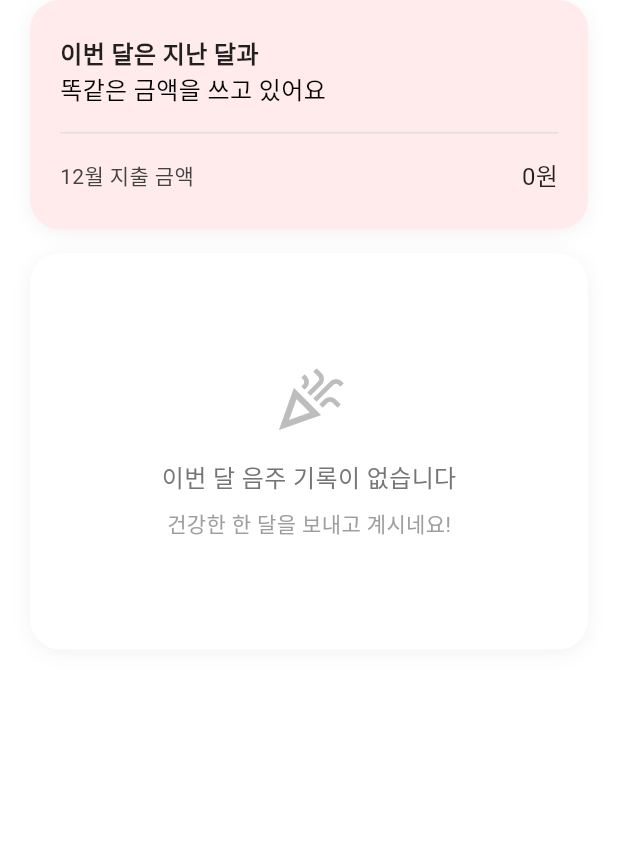
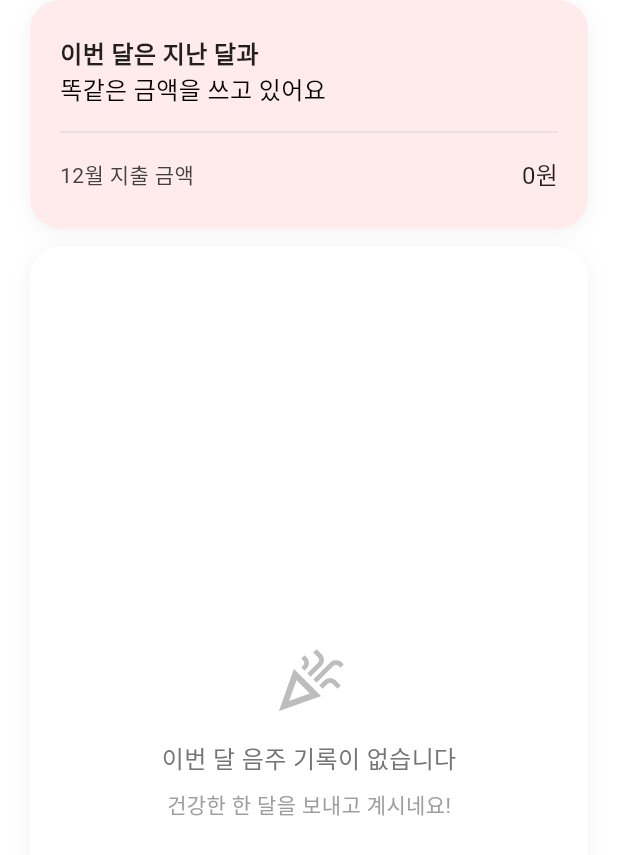
Before and after one commit to a-idiots/ddalgguk, a Flutter app: the SpendingTab widget shown alone on an empty page, opened directly, on a phone screen of 412 x 824 dp. Shown: the top 855 px of the screen. Run offline on Flutter 3.47's test engine with Material 3 defaults, Android fonts, the phone set to English and light mode, and no system bars; our stand-ins replace cloud_firestore, equatable, firebase_analytics, firebase_auth, firebase_core, fl_chart and 14 more; missing offline and left inert: appinio_social_share, gal, kakao_flutter_sdk_user; accounts and stored records are empty; Roboto replaces fonts that are missing (GmarketSans).

Commit message:
fix: Refine report spending tab

```diff
--- a/lib/features/report/widgets/tabs/spending_tab.dart
+++ b/lib/features/report/widgets/tabs/spending_tab.dart
@@ -26,8 +26,8 @@ class SpendingTab extends ConsumerWidget {
       monthlySpendingComparisonProvider(normalizedDate),
     );
 
-    return SingleChildScrollView(
-      padding: const EdgeInsets.fromLTRB(20, 0, 20, 20),
+    return Padding(
+      padding: const EdgeInsets.symmetric(horizontal: 20),
       child: Column(
         crossAxisAlignment: CrossAxisAlignment.start,
         children: [
@@ -37,14 +37,12 @@ class SpendingTab extends ConsumerWidget {
             spendingAsync: monthlySpendingAsync,
             comparisonAsync: comparisonAsync,
           ),
-          const SizedBox(height: 16),
+          const SizedBox(height: 12),
 
           // 2. Record List Section
-          _DrinkingRecordList(recordsAsync: monthRecordsAsync),
-          const SizedBox(height: 24),
+          Expanded(child: _DrinkingRecordList(recordsAsync: monthRecordsAsync)),
 
-          // 3. Max Spending Section
-          _MaxSpendingCard(recordsAsync: monthRecordsAsync),
+          const SizedBox(height: 12),
         ],
       ),
     );
@@ -144,7 +142,7 @@ class _SpendingSummaryCard extends StatelessWidget {
             ),
           ),
           const SizedBox(height: 16),
-          const Divider(height: 1, color: Color(0xFFE0E0E0)),
+          const Divider(height: 0.4, color: Color(0xFFE0E0E0)),
           const SizedBox(height: 16),
           // Monthly Total
           Row(
@@ -236,17 +234,13 @@ class _DrinkingRecordList extends StatelessWidget {
               return b.date.compareTo(a.date);
             });
 
-          return SizedBox(
-            height: 250, // Approx height for 3 items
-            child: ListView.separated(
-              shrinkWrap: true,
+          return ListView.separated(
             padding: const EdgeInsets.all(24),
             itemCount: sortedRecords.length,
             separatorBuilder: (context, index) => const SizedBox(height: 24),
             itemBuilder: (context, index) {
               return _DrinkingRecordItem(record: sortedRecords[index]);
             },
-            ),
           );
         },
         loading: () => const Padding(
@@ -301,8 +295,8 @@ class _DrinkingRecordItem extends StatelessWidget {
         ),
         const SizedBox(width: 12),
         // Character
-        SakuCharacter(size: 48, drunkLevel: (record.drunkLevel * 10).toInt()),
-        const SizedBox(width: 16),
+        SakuCharacter(size: 42, drunkLevel: (record.drunkLevel * 10).toInt()),
+        const SizedBox(width: 12),
         // Details
         Expanded(
           child: Column(
@@ -310,24 +304,24 @@ class _DrinkingRecordItem extends StatelessWidget {
             children: [
               Text(
                 record.meetingName,
-                style: const TextStyle(fontSize: 16),
+                style: const TextStyle(fontSize: 14),
                 overflow: TextOverflow.ellipsis,
                 maxLines: 1,
               ),
-              const SizedBox(height: 4),
+              const SizedBox(height: 2),
               Text(
-                '혈중알콜농도 ${record.drunkLevel * 10}%',
+                '알딸딸지수 ${record.drunkLevel * 10}%',
                 style: const TextStyle(
-                  fontSize: 12,
+                  fontSize: 10,
                   color: Color(0xFFF27B7B),
                   fontWeight: FontWeight.w500,
                 ),
                 overflow: TextOverflow.ellipsis,
               ),
-              const SizedBox(height: 4),
+              const SizedBox(height: 2),
               Text(
                 _formatDrinkAmounts(record.drinkAmount),
-                style: const TextStyle(fontSize: 12, color: Colors.black87),
+                style: const TextStyle(fontSize: 10, color: Colors.black87),
                 overflow: TextOverflow.ellipsis,
                 maxLines: 1,
               ),
@@ -338,7 +332,7 @@ class _DrinkingRecordItem extends StatelessWidget {
         // Cost
         Text(
           '${NumberFormat('#,###').format(record.cost)}원',
-          style: const TextStyle(fontSize: 16, fontWeight: FontWeight.w500),
+          style: const TextStyle(fontSize: 14, fontWeight: FontWeight.w500),
         ),
       ],
     );
@@ -368,154 +362,3 @@ class _DrinkingRecordItem extends StatelessWidget {
     return '${amount.toInt()}ml';
   }
 }
-
-class _MaxSpendingCard extends StatelessWidget {
-  const _MaxSpendingCard({required this.recordsAsync});
-
-  final AsyncValue<List<DrinkingRecord>> recordsAsync;
-
-  @override
-  Widget build(BuildContext context) {
-    return recordsAsync.when(
-      data: (records) {
-        if (records.isEmpty) {
-          return const SizedBox.shrink();
-        }
-
-        // Find the max spending record
-        final maxRecord = records.reduce(
-          (curr, next) => curr.cost > next.cost ? curr : next,
-        );
-
-        // If max cost is 0, don't show this section
-        if (maxRecord.cost == 0) {
-          return const SizedBox.shrink();
-        }
-
-        return Column(
-          crossAxisAlignment: CrossAxisAlignment.start,
-          children: [
-            Text(
-              '${DateTime.now().month}월 통장 털린 술자리',
-              style: const TextStyle(fontSize: 18),
-            ),
-            Text(
-              '최대 지출액 (한달 기준)',
-              style: TextStyle(fontSize: 12, color: Colors.grey[600]),
-            ),
-            const SizedBox(height: 16),
-            Container(
-              padding: const EdgeInsets.symmetric(horizontal: 24, vertical: 12),
-              decoration: BoxDecoration(
-                gradient: const LinearGradient(
-                  colors: [Color(0xFFE55D5D), Color(0xFFE37B7B)],
-                  begin: Alignment.centerLeft,
-                  end: Alignment.centerRight,
-                ),
-                borderRadius: BorderRadius.circular(16),
-                boxShadow: [
-                  BoxShadow(
-                    color: const Color(0xFFE55D5D).withValues(alpha: 0.3),
-                    blurRadius: 4,
-                    offset: const Offset(0, 2),
-                  ),
-                ],
-              ),
-              child: Row(
-                children: [
-                  SakuCharacter(
-                    size: 48,
-                    drunkLevel: (maxRecord.drunkLevel * 10).toInt(),
-                  ),
-                  const SizedBox(width: 16),
-                  Expanded(
-                    child: Text(
-                      maxRecord.meetingName,
-                      style: const TextStyle(fontSize: 18, color: Colors.white),
-                      overflow: TextOverflow.ellipsis,
-                    ),
-                  ),
-                  const SizedBox(width: 8),
-                  Text(
-                    '${NumberFormat('#,###').format(maxRecord.cost)}원',
-                    style: const TextStyle(fontSize: 20, color: Colors.white),
-                  ),
-                ],
-              ),
-            ),
-            /* const SizedBox(height: 16),
-            // Drink Icons
-            SingleChildScrollView(
-              scrollDirection: Axis.horizontal,
-              child: Row(children: _buildDrinkIcons(maxRecord.drinkAmount)),
-            ), */
-          ],
-        );
-      },
-      loading: () => const SizedBox.shrink(),
-      error: (_, __) => const SizedBox.shrink(),
-    );
-  }
-
-  /*
-  List<Widget> _buildDrinkIcons(List<DrinkAmount> amounts) {
-    final icons = <Widget>[];
-    const iconSize = 40.0; // Fixed height for icons
-    const trimmedWidth = 30.0; // Width to crop to (removing side transparency)
-
-    Widget buildTrimmedIcon(String path) {
-      return ClipRect(
-        child: SizedBox(
-          width: trimmedWidth,
-          height: iconSize,
-          child: OverflowBox(
-            maxWidth: iconSize * 2,
-            maxHeight: iconSize,
-            alignment: Alignment.center,
-            child: Image.asset(path, height: iconSize, fit: BoxFit.fitHeight),
-          ),
-        ),
-      );
-    }
-
-    for (final amount in amounts) {
-      final unit = getDefaultUnit(amount.drinkType);
-      final multiplier = getUnitMultiplier(amount.drinkType, unit);
-
-      // Calculate total units (e.g., bottles)
-      final totalUnits = amount.amount / multiplier;
-      final fullCount = totalUnits.floor();
-      final remainder = totalUnits - fullCount;
-
-      final iconPath = getDrinkIconPath(amount.drinkType);
-
-      // Add full icons
-      for (int i = 0; i < fullCount; i++) {
-        icons.add(
-          Padding(
-            padding: const EdgeInsets.only(right: 4),
-            child: buildTrimmedIcon(iconPath),
-          ),
-        );
-      }
-
-      // Add partial icon if remainder exists
-      if (remainder > 0.1) {
-        // Threshold to avoid tiny slivers
-        icons.add(
-          Padding(
-            padding: const EdgeInsets.only(right: 4),
-            child: ClipRect(
-              child: Align(
-                alignment: Alignment.centerLeft,
-                widthFactor: remainder,
-                child: buildTrimmedIcon(iconPath),
-              ),
-            ),
-          ),
-        );
-      }
-    }
-    return icons;
-  } */
-}
```
Lines whose indentation alone changed are shown as unchanged.
